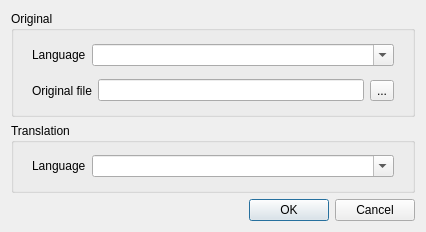
First picture: the form in UTranslator/FmProjectSettings.ui, repository Mercury13/utranslator, before the edit.
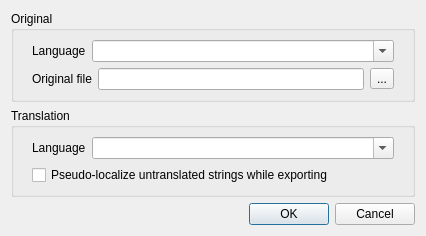
Second picture: the form after the edit.

The edit to the form file:
```diff
--- a/UTranslator/FmProjectSettings.ui
+++ b/UTranslator/FmProjectSettings.ui
@@ -88,7 +88,7 @@
      </property>
      <layout class="QVBoxLayout" name="verticalLayout_3">
       <item>
-       <layout class="QHBoxLayout" name="horizontalLayout_2" stretch="0,1">
+       <layout class="QVBoxLayout" name="verticalLayout_4">
         <property name="leftMargin">
          <number>9</number>
         </property>
@@ -96,6 +96,8 @@
          <number>9</number>
         </property>
         <item>
+         <layout class="QHBoxLayout" name="horizontalLayout_2" stretch="0,1">
+          <item>
          <widget class="QLabel" name="lbTranslLanguage">
           <property name="text">
            <string>Language</string>
@@ -106,6 +108,15 @@
          <widget class="QComboBox" name="edTranslLanguage">
           <property name="editable">
            <bool>true</bool>
+            </property>
+           </widget>
+          </item>
+         </layout>
+        </item>
+        <item>
+         <widget class="QCheckBox" name="chkPseudoLoc">
+          <property name="text">
+           <string>Pseudo-localize untranslated strings while exporting</string>
           </property>
          </widget>
         </item>
```
Lines whose indentation alone changed are shown as unchanged.
